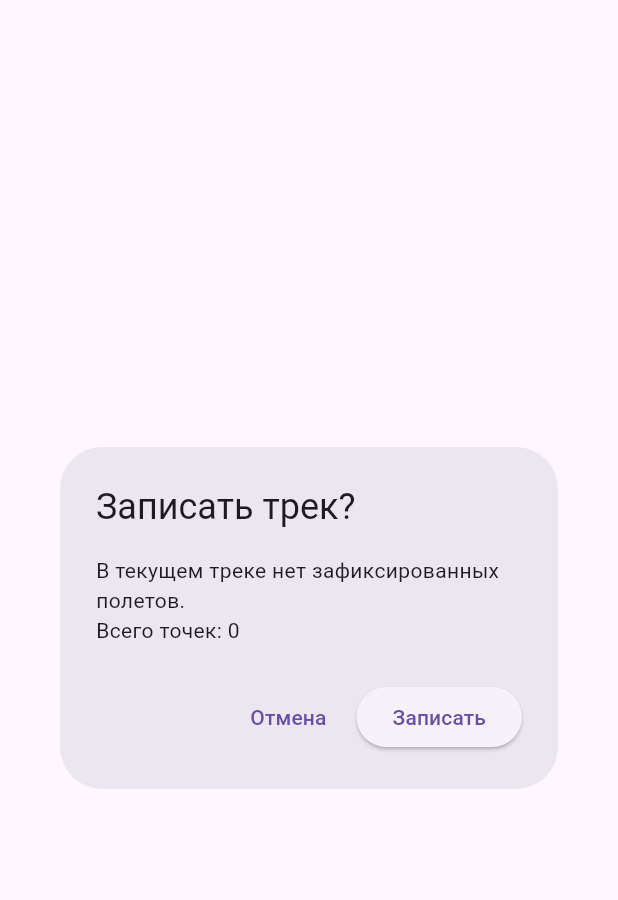
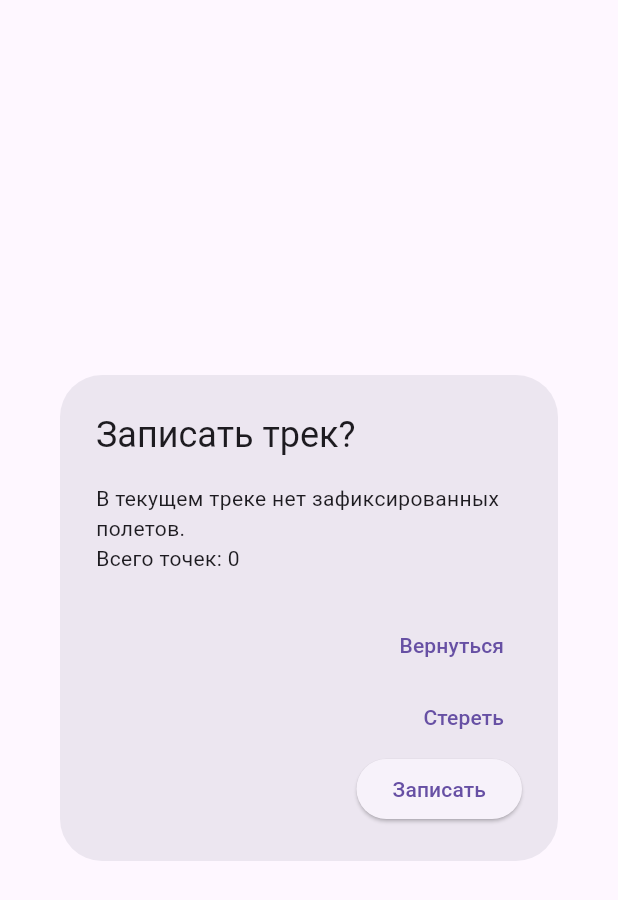
Before and after one commit to michroz2/ParaFlight, a Flutter app: the SaveTrackDialog widget shown alone on an empty page, opened directly with empty values, on a phone screen of 412 x 824 dp. Shown: the top 900 px of the screen. Run offline on Flutter 3.47's test engine with Material 3 defaults, Android fonts, the phone set to English and light mode, and no system bars; our stand-ins replace flutter_map, flutter_riverpod, geolocator, latlong2, package_info_plus, permission_handler and 2 more; missing offline and left inert: flutter_foreground_task; accounts and stored records are empty; statements that could not run were skipped.

Commit message:
v1.16.31: Добавлена кнопка Вернуться и переименована кнопка Стереть в диалоге сохранения трека

```diff
--- a/lib/features/dashboard/presentation/widgets/save_track_dialog.dart
+++ b/lib/features/dashboard/presentation/widgets/save_track_dialog.dart
@@ -28,13 +28,17 @@ class _SaveTrackDialogState extends State<SaveTrackDialog> {
         ),
         actions: [
           TextButton(
-            onPressed: () => Navigator.of(context).pop(null),
-            child: const Text('Отмена'),
+            onPressed: () => Navigator.of(context).pop({'action': 'abort'}), // Изменение: отмена действия
+            child: const Text('Вернуться'), // Новое: кнопка возврата
+          ),
+          TextButton(
+            onPressed: () => Navigator.of(context).pop({'action': 'erase'}), // Изменение: стирание
+            child: const Text('Стереть'), // Изменение: переименована кнопка
           ),
           ElevatedButton(
             onPressed: () => Navigator.of(
               context,
-            ).pop({'cleanUpExtra': false, 'splitFlights': false}),
+            ).pop({'action': 'save', 'cleanUpExtra': false, 'splitFlights': false}), // Изменение: добавлено 'action': 'save'
             child: const Text('Записать'),
           ),
         ],
@@ -79,12 +83,17 @@ class _SaveTrackDialogState extends State<SaveTrackDialog> {
       ),
       actions: [
         TextButton(
-          onPressed: () => Navigator.of(context).pop(null),
-          child: const Text('Отмена'),
+          onPressed: () => Navigator.of(context).pop({'action': 'abort'}), // Изменение: отмена действия
+          child: const Text('Вернуться'), // Новое: кнопка возврата
+        ),
+        TextButton(
+          onPressed: () => Navigator.of(context).pop({'action': 'erase'}), // Изменение: стирание
+          child: const Text('Стереть'), // Изменение: переименована кнопка
         ),
         ElevatedButton(
           onPressed: () {
             Navigator.of(context).pop({
+              'action': 'save', // Изменение: добавлено 'action': 'save'
               'cleanUpExtra': _cleanUpExtra,
               'splitFlights':
                   _cleanUpExtra ||
--- a/pubspec.yaml
+++ b/pubspec.yaml
@@ -16,7 +16,7 @@ publish_to: 'none' # Remove this line if you wish to publish to pub.dev
 # https://developer.apple.com/library/archive/documentation/General/Reference/InfoPlistKeyReference/Articles/CoreFoundationKeys.html
 # In Windows, build-name is used as the major, minor, and patch parts
 # of the product and file versions while build-number is used as the build suffix.
-version: 1.16.30
+version: 1.16.31
 
 environment:
   sdk: ^3.12.0
```
Also changed, not shown: lib/features/dashboard/presentation/dashboard_screen.dart (+7 -1 lines), lib/features/settings/presentation/data_source_settings_screen.dart (+7 -1 lines), 3 other files.
